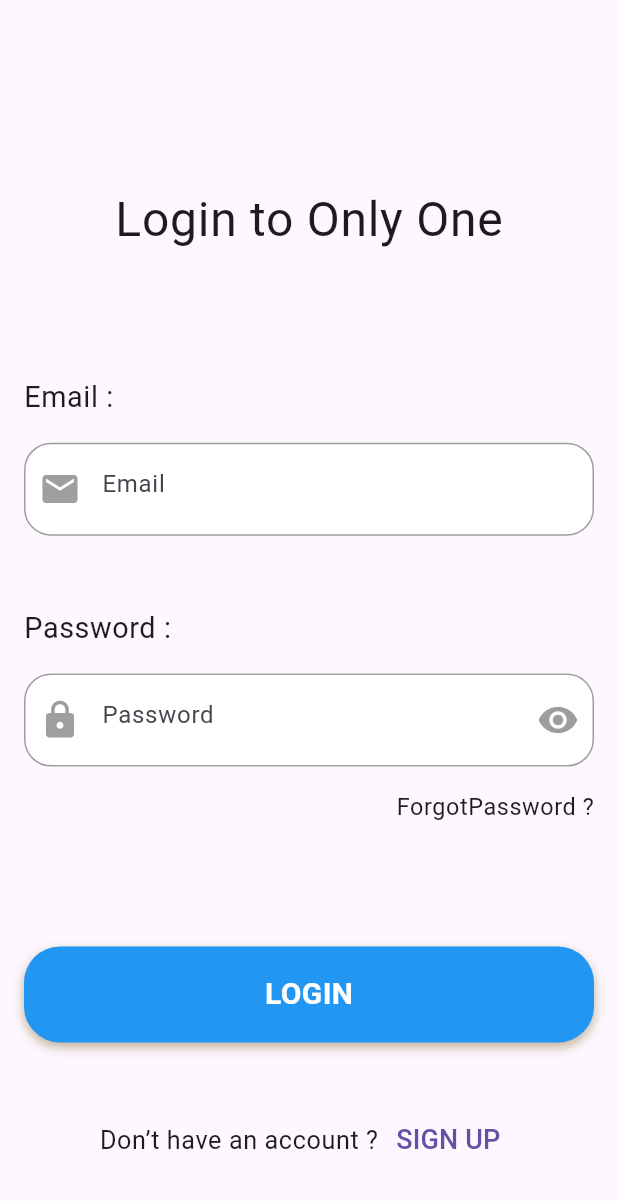
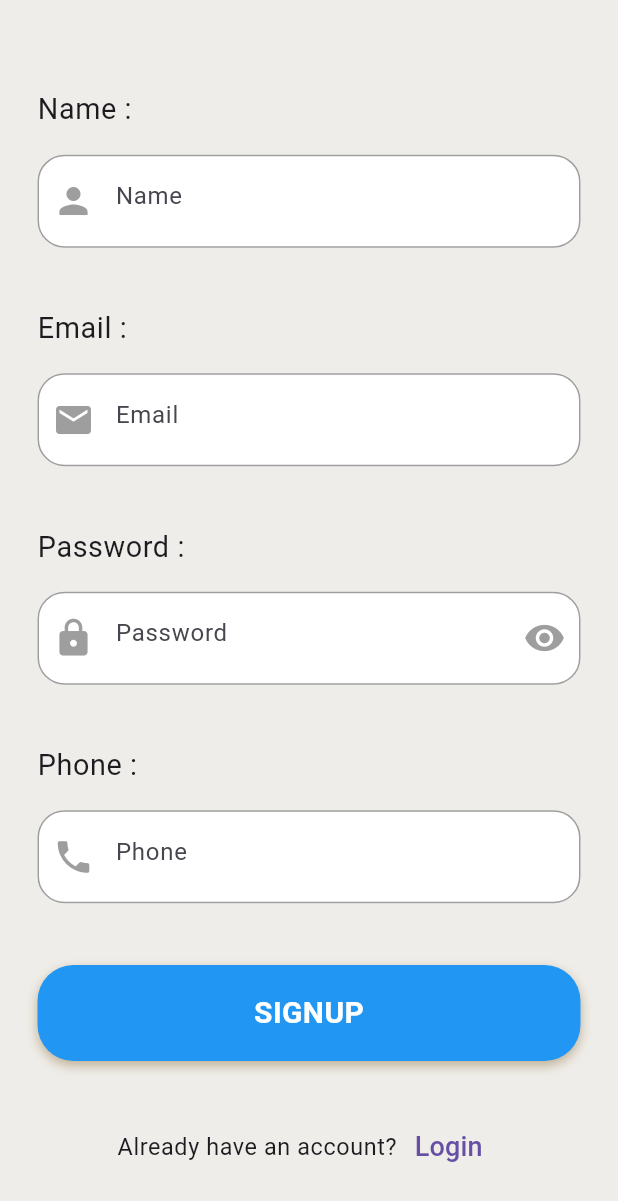
Before and after one commit to abdelrhman20500/shop_smart, a Flutter app: the screen it shows after launch, on a phone screen of 412 x 824 dp. Shown: the top 1201 px of the screen. Run offline on Flutter 3.47's test engine with Material 3 defaults, Android fonts, the phone set to English and light mode, and no system bars; our stand-ins replace carousel_slider, dartz, dio, equatable, flutter_bloc.

Commit message:
Trigger Register Cubit And States With Ui

```diff
--- a/lib/Features/authentication/presentation/test.dart
+++ b/lib/Features/authentication/presentation/test.dart
@@ -2,7 +2,9 @@ import 'package:flutter/material.dart';
 import 'package:shop_smart/Features/authentication/data/data_sources/auth_remote_data_source.dart';
 import 'package:shop_smart/Features/authentication/data/repos/auth_repo_impl.dart';
 import 'package:shop_smart/Features/authentication/domain/use_cases/login_use_case.dart';
+import 'package:shop_smart/Features/authentication/domain/use_cases/register_use_case.dart';
 import 'package:shop_smart/Features/authentication/presentation/view_manager/login_cubit/login_cubit.dart';
+import 'package:shop_smart/Features/authentication/presentation/view_manager/register_cubit/register_cubit.dart';
 
 class Test extends StatefulWidget {
   const Test({super.key});
@@ -25,7 +27,8 @@ class _TestState extends State<Test> {
   }
 
   void getData(){
-    var result= LoginCubit(LoginUseCase(AuthRepoImpl(authBaseRemoteDataSource: AuthRemoteDataSource(),),),
-    )..login(email: "nader321@gmail.com", password: "Nader#123");
+    var result= RegisterCubit(RegisterUseCase(AuthRepoImpl(
+        authBaseRemoteDataSource: AuthRemoteDataSource(),),),
+    )..register(name: "Toka", email: "toka555@gmail.com", phone: "03756728364", password: "Toka#123");
   }
 }
--- a/lib/Features/authentication/presentation/views/sign_up_screen.dart
+++ b/lib/Features/authentication/presentation/views/sign_up_screen.dart
@@ -1,7 +1,15 @@
 import 'package:flutter/material.dart';
+import 'package:flutter_bloc/flutter_bloc.dart';
 import 'package:shop_smart/Core/utils/custom_bottom.dart';
 import 'package:shop_smart/Core/utils/custom_text_filed.dart';
+import 'package:shop_smart/Features/authentication/data/data_sources/auth_remote_data_source.dart';
+import 'package:shop_smart/Features/authentication/data/repos/auth_repo_impl.dart';
+import 'package:shop_smart/Features/authentication/domain/use_cases/register_use_case.dart';
+import 'package:shop_smart/Features/authentication/presentation/view_manager/register_cubit/register_cubit.dart';
+import 'package:shop_smart/Features/authentication/presentation/view_manager/register_cubit/register_state.dart';
 import 'package:shop_smart/Features/authentication/presentation/views/login_screen.dart';
+
+import '../../../../Core/utils/constant.dart';
 
 class SignUpScreen extends StatelessWidget {
   SignUpScreen({super.key});
@@ -15,6 +23,22 @@ class SignUpScreen extends StatelessWidget {
   @override
   Widget build(BuildContext context) {
     final height = MediaQuery.of(context).size.height;
+    return BlocProvider(
+      create: (context) => RegisterCubit(RegisterUseCase(AuthRepoImpl(
+          authBaseRemoteDataSource: AuthRemoteDataSource(),),),),
+      child: BlocConsumer<RegisterCubit, RegisterState>(
+        listener: (context, state) {
+          if(state is RegisterLoading)
+          {
+            const Center(child: CircularProgressIndicator(),);
+          }else if(state is RegisterFailure){
+            customSnakeBar(context: context, widget: Text(state.errMessage),backgroundColor: Colors.red);
+          }else if(state is RegisterSuccess)
+          {
+            customSnakeBar(context: context, widget: Text(state.authEntity.message),backgroundColor: Colors.green);
+          }
+        },
+        builder: (context, state) {
           return Scaffold(
             backgroundColor: const Color(0xffefede9),
             body: Center(
@@ -31,16 +55,16 @@ class SignUpScreen extends StatelessWidget {
                         Text("Name :", style: Theme.of(context).textTheme.bodySmall?.apply(fontSizeFactor: 1.6),),
                         SizedBox(height: height * 0.02),
                         CustomTextField(
-                    hintText: "name",
+                          hintText: "Name",
                           type: TextInputType.text,
                           controller: nameController,
-                    prefixIcon: Icons.supervised_user_circle_outlined,
+                          prefixIcon: Icons.person,
                         ),
                         SizedBox(height: height * 0.05,),
                         Text("Email :", style: Theme.of(context).textTheme.bodySmall?.apply(fontSizeFactor: 1.6),),
                         SizedBox(height: height * 0.02,),
                         CustomTextField(
-                    hintText: "email",
+                          hintText: "Email",
                           type: TextInputType.emailAddress,
                           controller: emailController,
                           prefixIcon: Icons.email,
@@ -49,7 +73,7 @@ class SignUpScreen extends StatelessWidget {
                         Text("Password :", style: Theme.of(context).textTheme.bodySmall?.apply(fontSizeFactor: 1.6),),
                         SizedBox(height: height * 0.02,),
                         CustomTextField(
-                    hintText: "password",
+                          hintText: "Password",
                           type: TextInputType.text,
                           controller: passwordController,
                           prefixIcon: Icons.lock,
@@ -59,13 +83,23 @@ class SignUpScreen extends StatelessWidget {
                         Text("Phone :", style: Theme.of(context).textTheme.bodySmall?.apply(fontSizeFactor: 1.6),),
                         SizedBox(height: height * 0.02,),
                         CustomTextField(
-                    hintText: "phone",
+                          hintText: "Phone",
                           type: TextInputType.phone,
                           controller: phoneController,
                           prefixIcon: Icons.phone,
                         ),
                         SizedBox(height: height * 0.05,),
-                  CustomButton(text: "signUp", onPressed: () {}),
+                        CustomButton(text: "signUp", onPressed: ()
+                        {
+                         if(formKey.currentState!.validate()){
+                           BlocProvider.of<RegisterCubit>(context).register(
+                               name: nameController.text,
+                               email: emailController.text,
+                               phone: phoneController.text,
+                               password: passwordController.text
+                           );
+                         }
+                        }),
                         SizedBox(height: height * 0.04),
                         Row(
                           mainAxisAlignment: MainAxisAlignment.center,
@@ -87,5 +121,8 @@ class SignUpScreen extends StatelessWidget {
               ),
             ),
           );
+        },
+      ),
+    );
   }
 }
--- a/lib/main.dart
+++ b/lib/main.dart
@@ -13,12 +13,12 @@ class MyApp extends StatelessWidget {
   Widget build(BuildContext context) {
     return MaterialApp(
       debugShowCheckedModeBanner: false,
-      // home: HomeScreen(),
+      // home: Test(),
       routes: {
         LoginScreen.routeName:(_)=>LoginScreen(),
         SignUpScreen.routeName:(_)=>SignUpScreen(),
       },
-      initialRoute: LoginScreen.routeName,
+      initialRoute: SignUpScreen.routeName,
     );
   }
 }
```
Lines whose indentation alone changed are shown as unchanged.
